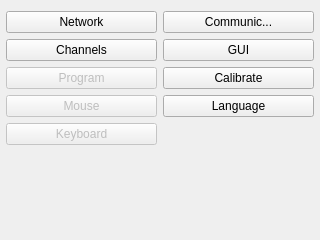
First picture: the form in ui/SettingsWidget.ui, repository kipr/botui, before the edit.
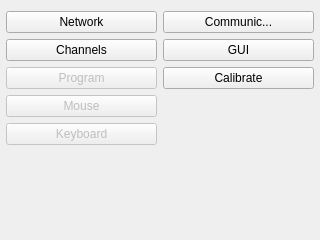
Second picture: the form after the edit. Icons and pictures are not drawn.

What changed in the file:
```diff
--- a/ui/SettingsWidget.ui
+++ b/ui/SettingsWidget.ui
@@ -141,20 +141,6 @@
          </property>
         </widget>
        </item>
-       <item>
-        <widget class="QPushButton" name="language">
-         <property name="enabled">
-          <bool>true</bool>
-         </property>
-         <property name="text">
-          <string>Language</string>
-         </property>
-         <property name="icon">
-          <iconset resource="../rc/icons.qrc">
-           <normaloff>:/icons/world.png</normaloff>:/icons/world.png</iconset>
-         </property>
-        </widget>
-       </item>
        <item>
         <spacer name="verticalSpacer">
          <property name="orientation">
```
